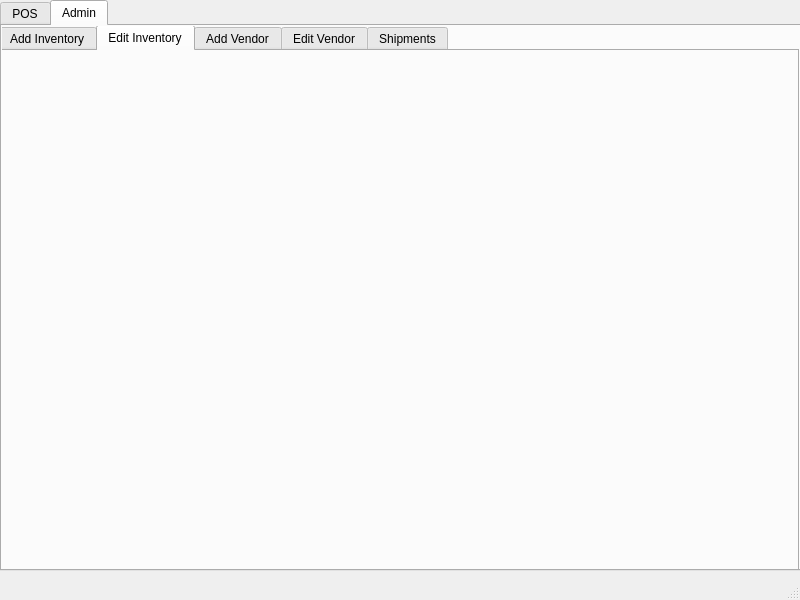
CherishedZero/TermProject, file videoGameStore.ui: the form before one commit.
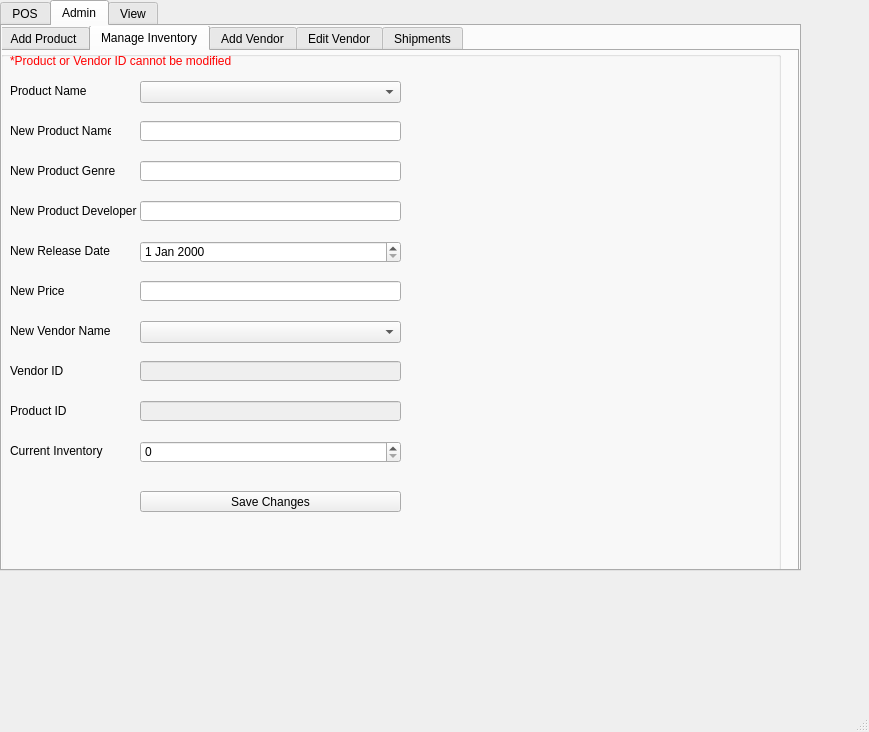
The form after the commit. The open tabs and pages were chosen to show the change.

Commit message: Up to date I think

What changed in the file:
```diff
--- a/videoGameStore.ui
+++ b/videoGameStore.ui
@@ -6,8 +6,8 @@
    <rect>
     <x>0</x>
     <y>0</y>
-    <width>800</width>
-    <height>600</height>
+    <width>869</width>
+    <height>732</height>
    </rect>
   </property>
   <property name="windowTitle">
@@ -275,13 +275,322 @@
       </property>
       <widget class="QWidget" name="addInventoryTab">
        <attribute name="title">
-        <string>Add Inventory</string>
+        <string>Add Product</string>
        </attribute>
       </widget>
       <widget class="QWidget" name="editInventoryTab">
        <attribute name="title">
-        <string>Edit Inventory</string>
+        <string>Manage Inventory</string>
        </attribute>
+       <widget class="QGroupBox" name="manageInventoryGroupBox">
+        <property name="geometry">
+         <rect>
+          <x>0</x>
+          <y>0</y>
+          <width>781</width>
+          <height>521</height>
+         </rect>
+        </property>
+        <property name="title">
+         <string/>
+        </property>
+        <widget class="QLabel" name="label_38">
+         <property name="geometry">
+          <rect>
+           <x>10</x>
+           <y>30</y>
+           <width>81</width>
+           <height>20</height>
+          </rect>
+         </property>
+         <property name="text">
+          <string>Product Name</string>
+         </property>
+        </widget>
+        <widget class="QLabel" name="label_39">
+         <property name="geometry">
+          <rect>
+           <x>10</x>
+           <y>270</y>
+           <width>101</width>
+           <height>20</height>
+          </rect>
+         </property>
+         <property name="text">
+          <string>New Vendor Name</string>
+         </property>
+        </widget>
+        <widget class="QLineEdit" name="vendorIdLineEditManageInventoryTab">
+         <property name="enabled">
+          <bool>false</bool>
+         </property>
+         <property name="geometry">
+          <rect>
+           <x>140</x>
+           <y>310</y>
+           <width>261</width>
+           <height>20</height>
+          </rect>
+         </property>
+         <property name="readOnly">
+          <bool>true</bool>
+         </property>
+        </widget>
+        <widget class="QLabel" name="label_40">
+         <property name="geometry">
+          <rect>
+           <x>10</x>
+           <y>310</y>
+           <width>60</width>
+           <height>20</height>
+          </rect>
+         </property>
+         <property name="text">
+          <string>Vendor ID</string>
+         </property>
+        </widget>
+        <widget class="QPushButton" name="saveChangesButtonManageInventoryTab">
+         <property name="geometry">
+          <rect>
+           <x>140</x>
+           <y>440</y>
+           <width>261</width>
+           <height>21</height>
+          </rect>
+         </property>
+         <property name="text">
+          <string>Save Changes</string>
+         </property>
+        </widget>
+        <widget class="QLineEdit" name="newProductNameLineEditManageInventoryTab">
+         <property name="geometry">
+          <rect>
+           <x>140</x>
+           <y>70</y>
+           <width>261</width>
+           <height>20</height>
+          </rect>
+         </property>
+        </widget>
+        <widget class="QComboBox" name="newVendorNameComboBoxManageInventoryTab">
+         <property name="geometry">
+          <rect>
+           <x>140</x>
+           <y>270</y>
+           <width>261</width>
+           <height>22</height>
+          </rect>
+         </property>
+        </widget>
+        <widget class="QLabel" name="label_41">
+         <property name="geometry">
+          <rect>
+           <x>10</x>
+           <y>110</y>
+           <width>121</width>
+           <height>20</height>
+          </rect>
+         </property>
+         <property name="text">
+          <string>New Product Genre</string>
+         </property>
+        </widget>
+        <widget class="QLabel" name="label_42">
+         <property name="geometry">
+          <rect>
+           <x>10</x>
+           <y>150</y>
+           <width>131</width>
+           <height>20</height>
+          </rect>
+         </property>
+         <property name="text">
+          <string>New Product Developer</string>
+         </property>
+        </widget>
+        <widget class="QLabel" name="label_43">
+         <property name="geometry">
+          <rect>
+           <x>10</x>
+           <y>190</y>
+           <width>101</width>
+           <height>20</height>
+          </rect>
+         </property>
+         <property name="text">
+          <string>New Release Date</string>
+         </property>
+        </widget>
+        <widget class="QLabel" name="label_44">
+         <property name="geometry">
+          <rect>
+           <x>10</x>
+           <y>230</y>
+           <width>101</width>
+           <height>20</height>
+          </rect>
+         </property>
+         <property name="text">
+          <string>New Price</string>
+         </property>
+        </widget>
+        <widget class="QLineEdit" name="newProductGenreLineEditManageInventoryTab">
+         <property name="geometry">
+          <rect>
+           <x>140</x>
+           <y>110</y>
+           <width>261</width>
+           <height>20</height>
+          </rect>
+         </property>
+        </widget>
+        <widget class="QLineEdit" name="newProductDeveloperLineEditManageInventoryTab">
+         <property name="geometry">
+          <rect>
+           <x>140</x>
+           <y>150</y>
+           <width>261</width>
+           <height>20</height>
+          </rect>
+         </property>
+        </widget>
+        <widget class="QLineEdit" name="newProductPriceLineEditManageInventoryTab">
+         <property name="geometry">
+          <rect>
+           <x>140</x>
+           <y>230</y>
+           <width>261</width>
+           <height>20</height>
+          </rect>
+         </property>
+         <property name="placeholderText">
+          <string/>
+         </property>
+        </widget>
+        <widget class="QDateEdit" name="newProductReleaseDateManageInventoryTab">
+         <property name="geometry">
+          <rect>
+           <x>140</x>
+           <y>190</y>
+           <width>261</width>
+           <height>22</height>
+          </rect>
+         </property>
+        </widget>
+        <widget class="QLabel" name="label_45">
+         <property name="geometry">
+          <rect>
+           <x>10</x>
+           <y>0</y>
+           <width>261</width>
+           <height>20</height>
+          </rect>
+         </property>
+         <property name="styleSheet">
+          <string notr="true">color: red;</string>
+         </property>
+         <property name="text">
+          <string>*Product or Vendor ID cannot be modified</string>
+         </property>
+        </widget>
+        <widget class="QLabel" name="label_31">
+         <property name="geometry">
+          <rect>
+           <x>10</x>
+           <y>70</y>
+           <width>101</width>
+           <height>20</height>
+          </rect>
+         </property>
+         <property name="text">
+          <string>New Product Name</string>
+         </property>
+        </widget>
+        <widget class="QComboBox" name="productNameComboBoxEditInventoryTab">
+         <property name="geometry">
+          <rect>
+           <x>140</x>
+           <y>30</y>
+           <width>261</width>
+           <height>22</height>
+          </rect>
+         </property>
+        </widget>
+        <widget class="QLabel" name="label_46">
+         <property name="geometry">
+          <rect>
+           <x>10</x>
+           <y>390</y>
+           <width>101</width>
+           <height>20</height>
+          </rect>
+         </property>
+         <property name="text">
+          <string>Current Inventory</string>
+         </property>
+        </widget>
+        <widget class="QSpinBox" name="quantitySpinBoxManageInventoryTab">
+         <property name="geometry">
+          <rect>
+           <x>140</x>
+           <y>390</y>
+           <width>261</width>
+           <height>22</height>
+          </rect>
+         </property>
+         <property name="cursor">
+          <cursorShape>UpArrowCursor</cursorShape>
+         </property>
+         <property name="maximum">
+          <number>999999999</number>
+         </property>
+         <property name="displayIntegerBase">
+          <number>10</number>
+         </property>
+        </widget>
+        <widget class="QLabel" name="feedbackLabelManageInventoryTab">
+         <property name="geometry">
+          <rect>
+           <x>140</x>
+           <y>500</y>
+           <width>261</width>
+           <height>16</height>
+          </rect>
+         </property>
+         <property name="text">
+          <string/>
+         </property>
+        </widget>
+        <widget class="QLabel" name="label_47">
+         <property name="geometry">
+          <rect>
+           <x>10</x>
+           <y>350</y>
+           <width>60</width>
+           <height>20</height>
+          </rect>
+         </property>
+         <property name="text">
+          <string>Product ID</string>
+         </property>
+        </widget>
+        <widget class="QLineEdit" name="productIdLineEditManageInventoryTab">
+         <property name="enabled">
+          <bool>false</bool>
+         </property>
+         <property name="geometry">
+          <rect>
+           <x>140</x>
+           <y>350</y>
+           <width>261</width>
+           <height>20</height>
+          </rect>
+         </property>
+         <property name="readOnly">
+          <bool>true</bool>
+         </property>
+        </widget>
+       </widget>
       </widget>
       <widget class="QWidget" name="addVendorTab">
        <attribute name="title">
@@ -297,6 +606,211 @@
        <attribute name="title">
         <string>Shipments</string>
        </attribute>
+       <widget class="QGroupBox" name="shipmentsGroupBox">
+        <property name="geometry">
+         <rect>
+          <x>0</x>
+          <y>0</y>
+          <width>781</width>
+          <height>511</height>
+         </rect>
+        </property>
+        <property name="title">
+         <string/>
+        </property>
+        <widget class="QLabel" name="label_29">
+         <property name="geometry">
+          <rect>
+           <x>10</x>
+           <y>30</y>
+           <width>60</width>
+           <height>20</height>
+          </rect>
+         </property>
+         <property name="text">
+          <string>Product</string>
+         </property>
+        </widget>
+        <widget class="QPushButton" name="submitButtonShipmentsTab">
+         <property name="geometry">
+          <rect>
+           <x>90</x>
+           <y>150</y>
+           <width>260</width>
+           <height>20</height>
+          </rect>
+         </property>
+         <property name="text">
+          <string>Submit</string>
+         </property>
+        </widget>
+        <widget class="QComboBox" name="productComboBoxShipmentsTab">
+         <property name="geometry">
+          <rect>
+           <x>90</x>
+           <y>30</y>
+           <width>260</width>
+           <height>20</height>
+          </rect>
+         </property>
+        </widget>
+        <widget class="QSpinBox" name="productSpinBoxShipmentsTab">
+         <property name="geometry">
+          <rect>
+           <x>90</x>
+           <y>70</y>
+           <width>41</width>
+           <height>20</height>
+          </rect>
+         </property>
+        </widget>
+        <widget class="QPushButton" name="addProductButtonShipmentsTab">
+         <property name="geometry">
+          <rect>
+           <x>150</x>
+           <y>70</y>
+           <width>200</width>
+           <height>20</height>
+          </rect>
+         </property>
+         <property name="text">
+          <string>Add Product To Shipment</string>
+         </property>
+        </widget>
+        <widget class="QPushButton" name="removeProductButtonShipmentsTab">
+         <property name="geometry">
+          <rect>
+           <x>150</x>
+           <y>110</y>
+           <width>200</width>
+           <height>20</height>
+          </rect>
+         </property>
+         <property name="text">
+          <string>Remove Product From Shipment</string>
+         </property>
+        </widget>
+        <widget class="QTableWidget" name="shipmentListTableWidgetShipmentsTab">
+         <property name="geometry">
+          <rect>
+           <x>390</x>
+           <y>30</y>
+           <width>400</width>
+           <height>400</height>
+          </rect>
+         </property>
+        </widget>
+        <widget class="QLabel" name="feedbackLabelShipmentsTab">
+         <property name="geometry">
+          <rect>
+           <x>90</x>
+           <y>240</y>
+           <width>260</width>
+           <height>20</height>
+          </rect>
+         </property>
+         <property name="text">
+          <string/>
+         </property>
+        </widget>
+        <widget class="QLabel" name="label_30">
+         <property name="geometry">
+          <rect>
+           <x>10</x>
+           <y>70</y>
+           <width>60</width>
+           <height>20</height>
+          </rect>
+         </property>
+         <property name="text">
+          <string>Quantity</string>
+         </property>
+        </widget>
+        <widget class="QPushButton" name="randomShipmentButtonShipmentsTab">
+         <property name="geometry">
+          <rect>
+           <x>90</x>
+           <y>190</y>
+           <width>261</width>
+           <height>23</height>
+          </rect>
+         </property>
+         <property name="text">
+          <string>Random Shipment</string>
+         </property>
+        </widget>
+       </widget>
+      </widget>
+     </widget>
+    </widget>
+    <widget class="QWidget" name="viewWidget">
+     <attribute name="title">
+      <string>View</string>
+     </attribute>
+     <widget class="QGroupBox" name="viewGroupBox">
+      <property name="geometry">
+       <rect>
+        <x>0</x>
+        <y>0</y>
+        <width>781</width>
+        <height>541</height>
+       </rect>
+      </property>
+      <property name="title">
+       <string/>
+      </property>
+      <widget class="QComboBox" name="viewSelectionComboBoxViewTab">
+       <property name="geometry">
+        <rect>
+         <x>100</x>
+         <y>40</y>
+         <width>671</width>
+         <height>22</height>
+        </rect>
+       </property>
+       <item>
+        <property name="text">
+         <string>Inventory</string>
+        </property>
+       </item>
+       <item>
+        <property name="text">
+         <string>Out Of Stock</string>
+        </property>
+       </item>
+       <item>
+        <property name="text">
+         <string>Vendors</string>
+        </property>
+       </item>
+       <item>
+        <property name="text">
+         <string>Customers</string>
+        </property>
+       </item>
+      </widget>
+      <widget class="QLabel" name="label_33">
+       <property name="geometry">
+        <rect>
+         <x>10</x>
+         <y>40</y>
+         <width>81</width>
+         <height>16</height>
+        </rect>
+       </property>
+       <property name="text">
+        <string>View Selection</string>
+       </property>
+      </widget>
+      <widget class="QTableWidget" name="viewTableWidgetViewTab">
+       <property name="geometry">
+        <rect>
+         <x>20</x>
+         <y>70</y>
+         <width>751</width>
+         <height>461</height>
+        </rect>
+       </property>
       </widget>
      </widget>
     </widget>
```
Left out of the diff: 1272 changed lines with no effect on the pictures. The commit also changes 4 other files.
